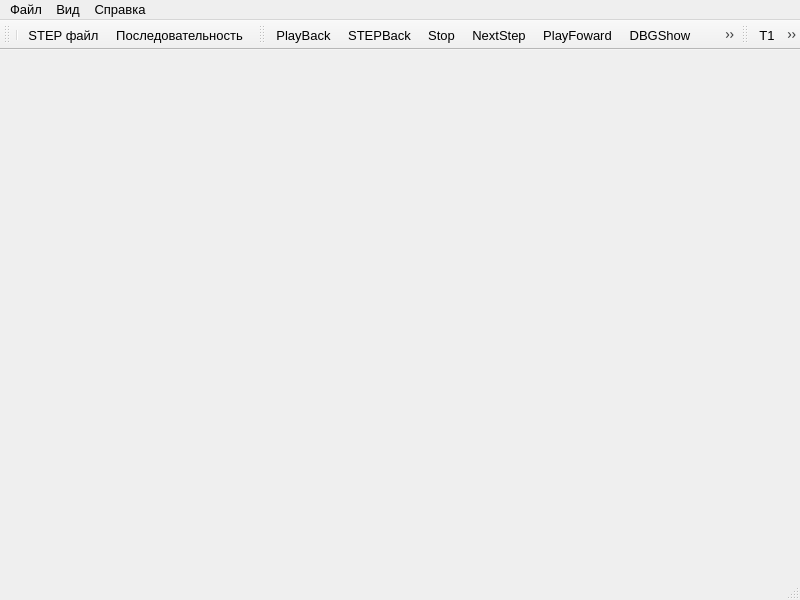
zhucci/ASP_Project, file src/mainframe.ui: the form before one commit.
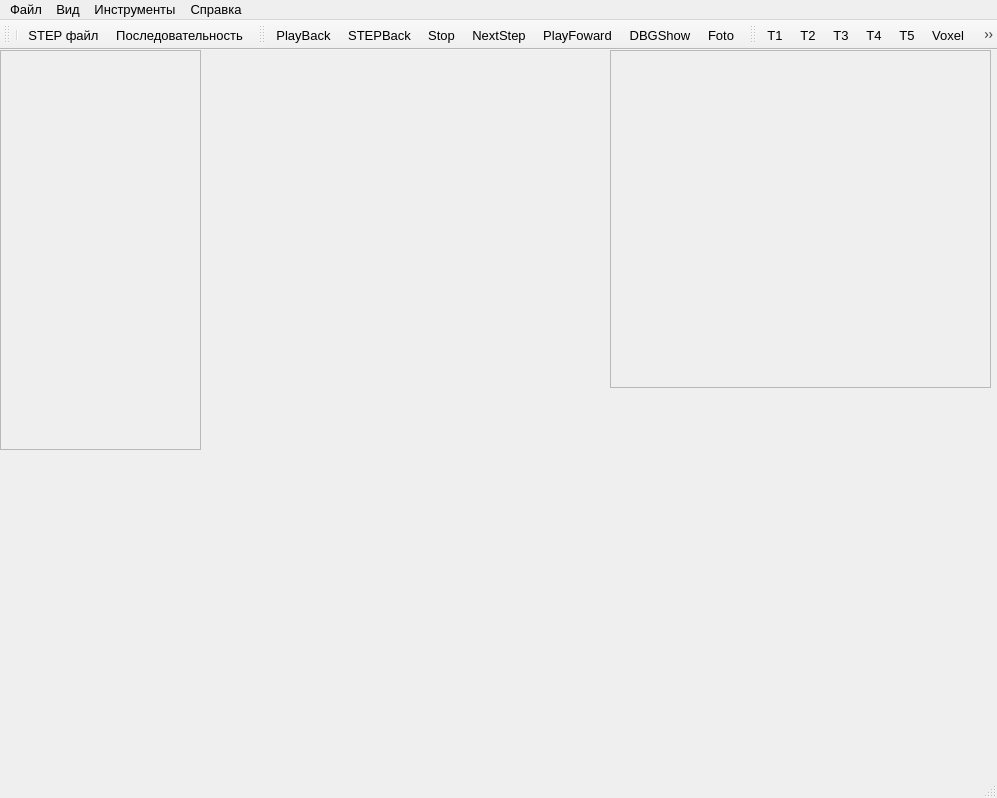
The form after the commit. Icons and pictures are not drawn.

```diff
--- a/src/mainframe.ui
+++ b/src/mainframe.ui
@@ -6,8 +6,8 @@
    <rect>
     <x>0</x>
     <y>0</y>
-    <width>800</width>
-    <height>600</height>
+    <width>997</width>
+    <height>798</height>
    </rect>
   </property>
   <property name="minimumSize">
@@ -37,13 +37,117 @@
      <height>50</height>
     </size>
    </property>
+   <widget class="QWidget" name="verticalLayoutWidget">
+    <property name="geometry">
+     <rect>
+      <x>0</x>
+      <y>0</y>
+      <width>201</width>
+      <height>721</height>
+     </rect>
+    </property>
+    <layout class="QVBoxLayout" name="verticalLayout">
+     <item>
+      <widget class="QTreeView" name="treeView">
+       <property name="enabled">
+        <bool>false</bool>
+       </property>
+       <property name="sizePolicy">
+        <sizepolicy hsizetype="Fixed" vsizetype="Fixed">
+         <horstretch>0</horstretch>
+         <verstretch>20</verstretch>
+        </sizepolicy>
+       </property>
+       <property name="minimumSize">
+        <size>
+         <width>100</width>
+         <height>400</height>
+        </size>
+       </property>
+       <property name="baseSize">
+        <size>
+         <width>200</width>
+         <height>500</height>
+        </size>
+       </property>
+      </widget>
+     </item>
+     <item>
+      <spacer name="TreeFrameSpacer">
+       <property name="orientation">
+        <enum>Qt::Vertical</enum>
+       </property>
+       <property name="sizeType">
+        <enum>QSizePolicy::Expanding</enum>
+       </property>
+       <property name="sizeHint" stdset="0">
+        <size>
+         <width>20</width>
+         <height>20</height>
+        </size>
+       </property>
+      </spacer>
+     </item>
+    </layout>
+   </widget>
+   <widget class="QWidget" name="verticalLayoutWidget_2">
+    <property name="geometry">
+     <rect>
+      <x>610</x>
+      <y>0</y>
+      <width>381</width>
+      <height>721</height>
+     </rect>
+    </property>
+    <layout class="QVBoxLayout" name="verticalLayout_2">
+     <item>
+      <widget class="QGraphicsView" name="ImageViewWindow">
+       <property name="enabled">
+        <bool>false</bool>
+       </property>
+       <property name="sizePolicy">
+        <sizepolicy hsizetype="MinimumExpanding" vsizetype="Preferred">
+         <horstretch>0</horstretch>
+         <verstretch>0</verstretch>
+        </sizepolicy>
+       </property>
+      </widget>
+     </item>
+     <item>
+      <spacer name="Image_SecondFrameSpacer">
+       <property name="orientation">
+        <enum>Qt::Vertical</enum>
+       </property>
+       <property name="sizeType">
+        <enum>QSizePolicy::Minimum</enum>
+       </property>
+       <property name="sizeHint" stdset="0">
+        <size>
+         <width>20</width>
+         <height>40</height>
+        </size>
+       </property>
+      </spacer>
+     </item>
+     <item>
+      <widget class="QWidget" name="SecondWidgetWindow" native="true">
+       <property name="enabled">
+        <bool>false</bool>
+       </property>
+      </widget>
+     </item>
+    </layout>
+   </widget>
+   <zorder>verticalLayoutWidget</zorder>
+   <zorder>verticalLayoutWidget_2</zorder>
+   <zorder>verticalLayoutWidget_2</zorder>
   </widget>
   <widget class="QMenuBar" name="menubar">
    <property name="geometry">
     <rect>
      <x>0</x>
      <y>0</y>
-     <width>800</width>
+     <width>997</width>
      <height>21</height>
     </rect>
    </property>
@@ -81,8 +185,16 @@
     </property>
     <addaction name="actionABOUT"/>
    </widget>
+   <widget class="QMenu" name="menu">
+    <property name="title">
+     <string>Инструменты</string>
+    </property>
+    <addaction name="menu_VariableControl"/>
+    <addaction name="menu_VisualizationControl"/>
+   </widget>
    <addaction name="menu_FILE"/>
    <addaction name="menu_VIEW"/>
+   <addaction name="menu"/>
    <addaction name="menu_HELP"/>
   </widget>
   <widget class="QStatusBar" name="ProgressBar"/>
@@ -137,6 +249,8 @@
    <addaction name="actionT4"/>
    <addaction name="actionT5"/>
    <addaction name="actionVoxel"/>
+   <addaction name="actionPartGraph"/>
+   <addaction name="actionViewMode"/>
   </widget>
   <action name="actionEXIT">
    <property name="icon">
@@ -308,6 +422,34 @@
     <string>T5</string>
    </property>
   </action>
+  <action name="actionPartGraph">
+   <property name="text">
+    <string>PartGraph</string>
+   </property>
+  </action>
+  <action name="actionViewMode">
+   <property name="checkable">
+    <bool>true</bool>
+   </property>
+   <property name="text">
+    <string>ViewMode</string>
+   </property>
+  </action>
+  <action name="menu_VariableControl">
+   <property name="text">
+    <string>Переменные среды</string>
+   </property>
+  </action>
+  <action name="menu_VisualizationControl">
+   <property name="text">
+    <string>Визуализация</string>
+   </property>
+  </action>
+  <action name="action">
+   <property name="text">
+    <string>Дерево модели</string>
+   </property>
+  </action>
  </widget>
  <resources>
   <include location="IconRes.qrc"/>
```
Left out of the diff: 1 changed line with no effect on the pictures.
